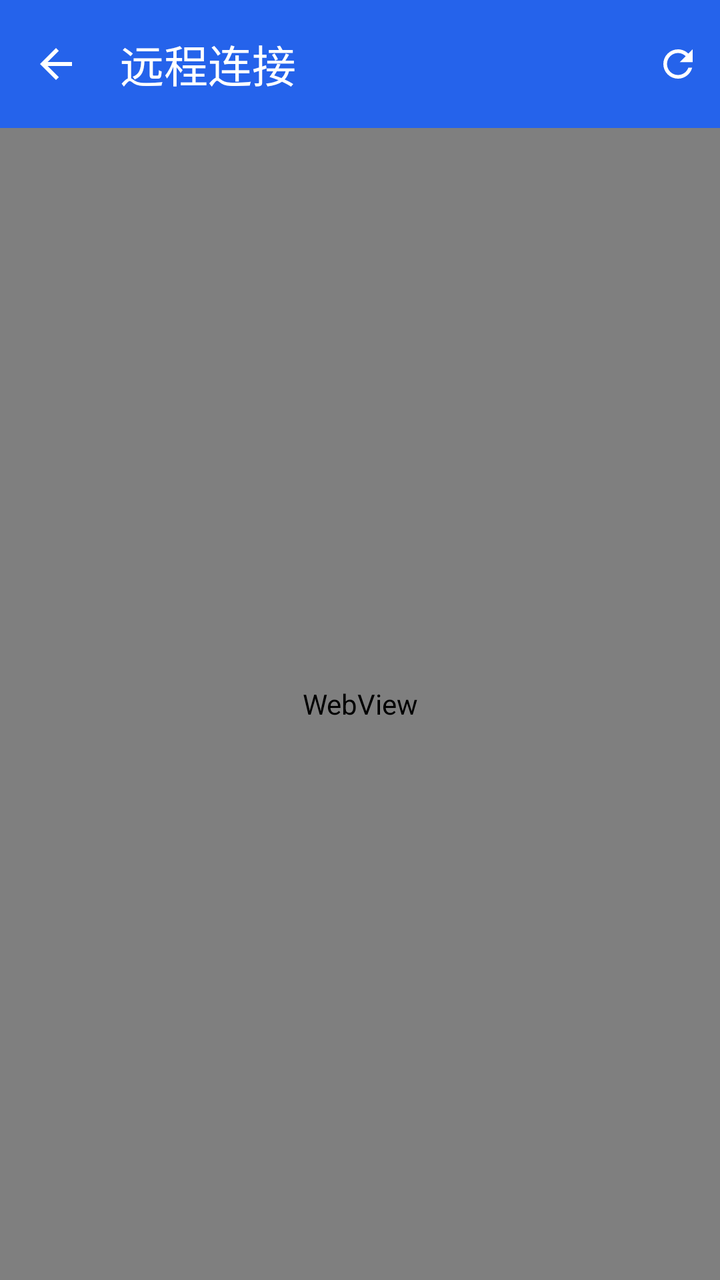
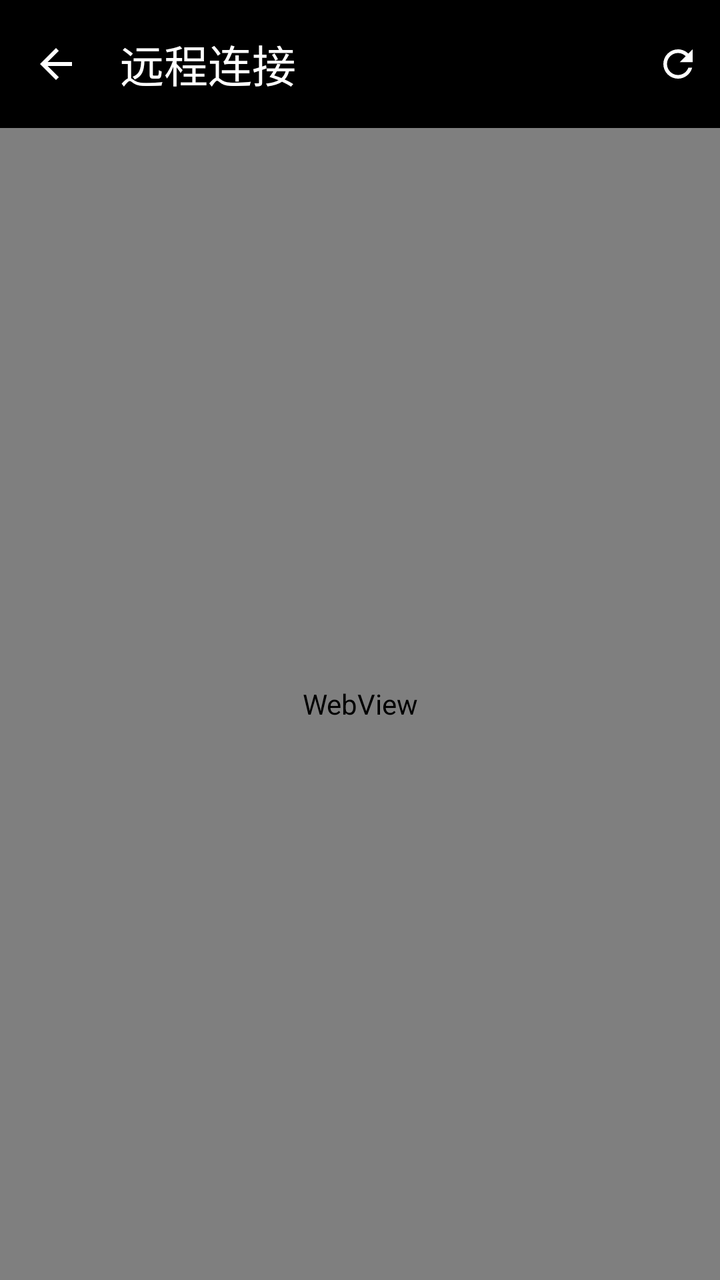

Screens rendered from an Android XML layout before and after an edit, with the pre-edit source and the edit as a unified diff.
<!-- AndroidManifest.xml: application theme Theme.ZCodeRemote -->
<!-- res/layout/activity_connect.xml -->
<?xml version="1.0" encoding="utf-8"?>
<LinearLayout xmlns:android="http://schemas.android.com/apk/res/android"
    xmlns:app="http://schemas.android.com/apk/res-auto"
    android:layout_width="match_parent"
    android:layout_height="match_parent"
    android:orientation="vertical">

    <com.google.android.material.appbar.MaterialToolbar
        android:id="@+id/toolbar"
        android:layout_width="match_parent"
        android:layout_height="?attr/actionBarSize"
        android:background="@color/primary"
        app:navigationIcon="@drawable/ic_arrow_back"
        app:navigationIconTint="@color/on_primary"
        app:title="@string/title_connect"
        app:titleTextColor="@color/on_primary">

        <com.google.android.material.button.MaterialButton
            android:id="@+id/btn_refresh"
            style="@style/Widget.Material3.Button.IconButton.Filled.Tonal"
            android:layout_width="wrap_content"
            android:layout_height="wrap_content"
            android:layout_gravity="end"
            android:contentDescription="@string/menu_refresh"
            android:insetLeft="0dp"
            android:insetTop="0dp"
            android:insetRight="0dp"
            android:insetBottom="0dp"
            android:minWidth="0dp"
            app:icon="@drawable/ic_refresh"
            app:iconSize="22dp"
            app:iconTint="@color/on_primary"
            app:backgroundTint="@android:color/transparent" />

    </com.google.android.material.appbar.MaterialToolbar>

    <ProgressBar
        android:id="@+id/progress"
        style="?android:attr/progressBarStyleHorizontal"
        android:layout_width="match_parent"
        android:layout_height="3dp"
        android:indeterminate="true"
        android:visibility="gone" />

    <WebView
        android:id="@+id/web_view"
        android:layout_width="match_parent"
        android:layout_height="0dp"
        android:layout_weight="1" />

</LinearLayout>
<!-- resources referenced by this layout -->
<resources>
  <color name="on_primary">#FFFFFF</color>
  <color name="primary">#2563EB</color>
  <!-- drawable ic_arrow_back (drawable) -->
  <?xml version="1.0" encoding="utf-8"?>
  <vector xmlns:android="http://schemas.android.com/apk/res/android"
      android:width="24dp"
      android:height="24dp"
      android:viewportWidth="24"
      android:viewportHeight="24">
      <path
          android:fillColor="#FFFFFFFF"
          android:pathData="M20,11H7.83L13.42,5.41L12,4L4,12L12,20L13.42,18.59L7.83,13H20V11Z" />
  </vector>
  <!-- drawable ic_refresh (drawable) -->
  <?xml version="1.0" encoding="utf-8"?>
  <vector xmlns:android="http://schemas.android.com/apk/res/android"
      android:width="24dp"
      android:height="24dp"
      android:viewportWidth="24"
      android:viewportHeight="24">
      <path
          android:fillColor="#FFFFFFFF"
          android:pathData="M17.65,6.35C16.2,4.9 14.21,4 12,4A8,8 0 0,0 4,12A8,8 0 0,0 12,20C15.73,20 18.84,17.45 19.73,14H17.65C16.83,16.33 14.61,18 12,18A6,6 0 0,1 6,12A6,6 0 0,1 12,6C13.66,6 15.14,6.69 16.22,7.78L13,11H20V4L17.65,6.35Z" />
  </vector>
  <string name="menu_refresh">刷新</string>
  <string name="title_connect">远程连接</string>
  <style name="Theme.ZCodeRemote" parent="Theme.Material3.Light.NoActionBar">
          <item name="colorPrimary">@color/primary</item>
          <item name="colorOnPrimary">@color/on_primary</item>
          <item name="colorPrimaryContainer">@color/primary</item>
          <item name="colorOnPrimaryContainer">@color/on_primary</item>
          <item name="colorSecondary">@color/primary</item>
          <item name="colorSecondaryContainer">@color/primary</item>
          <item name="colorOnSecondaryContainer">@color/on_primary</item>
          <item name="android:colorBackground">@color/background</item>
          <item name="colorSurface">@color/surface</item>
          <item name="colorOnSurface">@color/on_surface</item>
          <item name="colorOnSurfaceVariant">@color/on_surface_variant</item>
          <item name="android:windowLightStatusBar">true</item>
          <item name="android:statusBarColor">@color/background</item>
      </style>
  <color name="background">#F5F7FA</color>
  <color name="surface">#FFFFFF</color>
  <color name="on_surface">#1F2937</color>
  <color name="on_surface_variant">#6B7280</color>
</resources>

<!-- the commit's change to res/layout/activity_connect.xml (unified diff, before → after) -->
@@ -46,6 +46,7 @@
         android:id="@+id/web_view"
         android:layout_width="match_parent"
         android:layout_height="0dp"
-        android:layout_weight="1" />
+        android:layout_weight="1"
+        android:background="@color/background" />
 
 </LinearLayout>
<!-- resource entries referenced after the edit -->
@@ -1,7 +1,8 @@
 <!-- resources referenced by this layout -->
 <resources>
+  <color name="background">#141414</color>
   <color name="on_primary">#FFFFFF</color>
-  <color name="primary">#2563EB</color>
+  <color name="primary">#000000</color>
   <!-- drawable ic_arrow_back (drawable) -->
   <?xml version="1.0" encoding="utf-8"?>
   <vector xmlns:android="http://schemas.android.com/apk/res/android"
@@ -26,7 +27,7 @@
   </vector>
   <string name="menu_refresh">刷新</string>
   <string name="title_connect">远程连接</string>
-  <style name="Theme.ZCodeRemote" parent="Theme.Material3.Light.NoActionBar">
+  <style name="Theme.ZCodeRemote" parent="Theme.Material3.Dark.NoActionBar">
           <item name="colorPrimary">@color/primary</item>
           <item name="colorOnPrimary">@color/on_primary</item>
           <item name="colorPrimaryContainer">@color/primary</item>
@@ -38,12 +39,12 @@
           <item name="colorSurface">@color/surface</item>
           <item name="colorOnSurface">@color/on_surface</item>
           <item name="colorOnSurfaceVariant">@color/on_surface_variant</item>
-          <item name="android:windowLightStatusBar">true</item>
-          <item name="android:statusBarColor">@color/background</item>
+          <item name="colorOutline">@color/outline</item>
+          <item name="android:statusBarColor">@color/primary</item>
       </style>
-  <color name="background">#F5F7FA</color>
-  <color name="surface">#FFFFFF</color>
-  <color name="on_surface">#1F2937</color>
-  <color name="on_surface_variant">#6B7280</color>
+  <color name="surface">#1E1E1E</color>
+  <color name="on_surface">#F5F5F5</color>
+  <color name="on_surface_variant">#A1A1AA</color>
+  <color name="outline">#3F3F46</color>
 </resources>
 
